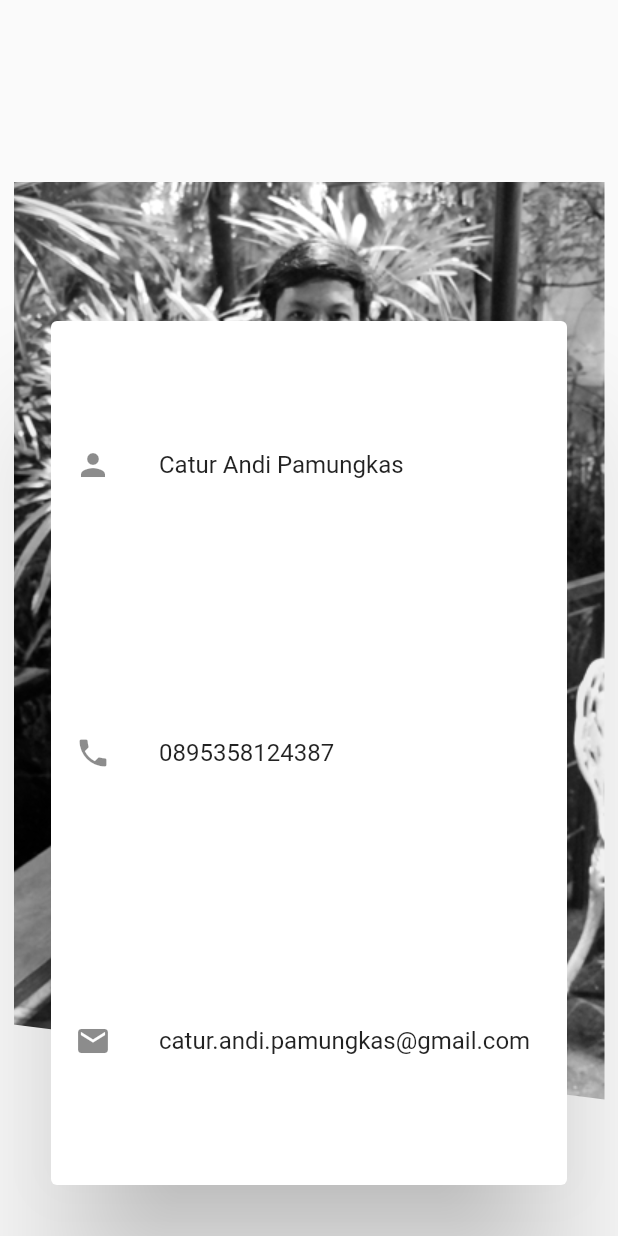
After one commit to Arcadie90/flutter-pexels-app, a Flutter app: the AboutPage screen opened directly, on a phone screen of 412 x 824 dp. The commit adds this screen. Run offline on Flutter 3.47's test engine with Material 2 defaults, Android fonts, the phone set to English and light mode, and no system bars; our stand-ins replace flutter_custom_clippers, liquid_pull_to_refresh, photo_view; missing offline and left inert: circular_bottom_navigation; network calls fail.

Commit message:
About Page

```diff
--- a/lib/main.dart
+++ b/lib/main.dart
@@ -1,10 +1,12 @@
 import 'package:flutter/material.dart';
 import 'package:pexels_app/model/pexels.dart';
+import 'package:pexels_app/pages/about_page.dart';
 import 'package:pexels_app/pages/search_page.dart';
 import 'package:pexels_app/pages/wallpapers_page.dart';
 import 'package:pexels_app/provider/api_provider.dart';
 import 'package:circular_bottom_navigation/circular_bottom_navigation.dart';
 import 'package:circular_bottom_navigation/tab_item.dart';
+
 
 import 'dart:convert';
 import 'package:http/http.dart' as http;
@@ -23,7 +25,6 @@ class App extends StatefulWidget {
 }
 
 class _AppState extends State<App> with SingleTickerProviderStateMixin {
-
   CircularBottomNavigationController _navigationController;
   Pexels pexel;
   int pageNo = 1;
@@ -32,27 +33,29 @@ class _AppState extends State<App> with SingleTickerProviderStateMixin {
   List<TabItem> tabItems = List.of([
     new TabItem(Icons.image, "Wallpapers", Colors.blue),
     new TabItem(Icons.search, "Search", Colors.blue),
+    new TabItem(Icons.person, "About", Colors.blue)
   ]);
 
   @override
   void initState() {
     super.initState();
-    fetchData("wallpaper",20);
+    fetchData("wallpaper", 20);
 
     _navigationController = new CircularBottomNavigationController(selectedPos);
   }
 
-  incPage(){
+  incPage() {
     setState(() {
       pageNo++;
     });
   }
 
   Future<void> fetchData(String query, int perPage) async {
-    var data = await http.get(ApiProvider.url("wallpaper", pageNo, 20), headers: ApiProvider.headers);
+    var data = await http.get(ApiProvider.url("wallpaper", pageNo, 20),
+        headers: ApiProvider.headers);
     var decoded = jsonDecode(data.body);
     incPage();
-    setState((){
+    setState(() {
       pexel = Pexels.fromJson(decoded);
     });
   }
@@ -63,11 +66,12 @@ class _AppState extends State<App> with SingleTickerProviderStateMixin {
         return WallpapersPage(pexel, fetchData);
       case 1:
         return SearchPage();
-
+      case 2:
+        return AboutPage();
       default:
-      return Center(
-        child: CircularProgressIndicator(),
-      );
+        return Center(
+          child: CircularProgressIndicator(),
+        );
     }
   }
 
@@ -78,8 +82,7 @@ class _AppState extends State<App> with SingleTickerProviderStateMixin {
         title: Text('Pexels App'),
         elevation: 12.0,
       ),
-      body: (pexel == null)
-          ? LinearProgressIndicator() : bodyContainer(),
+      body: (pexel == null) ? LinearProgressIndicator() : bodyContainer(),
       bottomNavigationBar: CircularBottomNavigation(
         tabItems,
         controller: _navigationController,
--- /dev/null
+++ b/lib/pages/about_page.dart
@@ -0,0 +1,50 @@
+import 'package:flutter/material.dart';
+import 'package:flutter_custom_clippers/flutter_custom_clippers.dart';
+
+class AboutPage extends StatelessWidget {
+  @override
+  Widget build(BuildContext context) {
+    return Scaffold(
+      body: Stack(
+      alignment: AlignmentDirectional.center,
+      fit: StackFit.loose,
+      children: <Widget>[
+        Container(
+          margin: EdgeInsets.only(top: 30.0),
+          child: ClipPath(
+              clipper: DiagonalPathClipperTwo(),
+              child: Image.asset(
+                  'assets/images/andi.png',
+                  fit: BoxFit.cover,
+                ),
+            ),
+        ),
+        Container(
+          padding: EdgeInsets.all(30.0),
+          margin: EdgeInsets.only(top: 180.0),
+          child: Card(
+
+            elevation: 40.0,
+            child: Column(
+              mainAxisAlignment: MainAxisAlignment.spaceAround,
+              children: <Widget>[
+                ListTile(
+                  title: Text("Catur Andi Pamungkas"),
+                  leading: Icon(Icons.person),
+                ),
+                ListTile(
+                  title: Text("0895358124387"),
+                  leading: Icon(Icons.phone),
+                ),
+                ListTile(
+                  title: Text("catur.andi.pamungkas@gmail.com"),
+                  leading: Icon(Icons.email),
+                ),
+              ],
+            ),
+          ),
+        )
+      ],
+    ));
+  }
+}
--- a/lib/pages/wallpapers_page.dart
+++ b/lib/pages/wallpapers_page.dart
@@ -2,6 +2,7 @@ import 'package:flutter/material.dart';
 import 'package:pexels_app/model/pexels.dart';
 import 'package:pexels_app/pages/photo_view_page.dart';
 import 'package:liquid_pull_to_refresh/liquid_pull_to_refresh.dart';
+
 
 class WallpapersPage extends StatefulWidget {
   final Pexels pexel;
```
Also changed, not shown: pubspec.yaml (+3 -4 lines), assets/images/andi.png (added), pubspec.lock.
